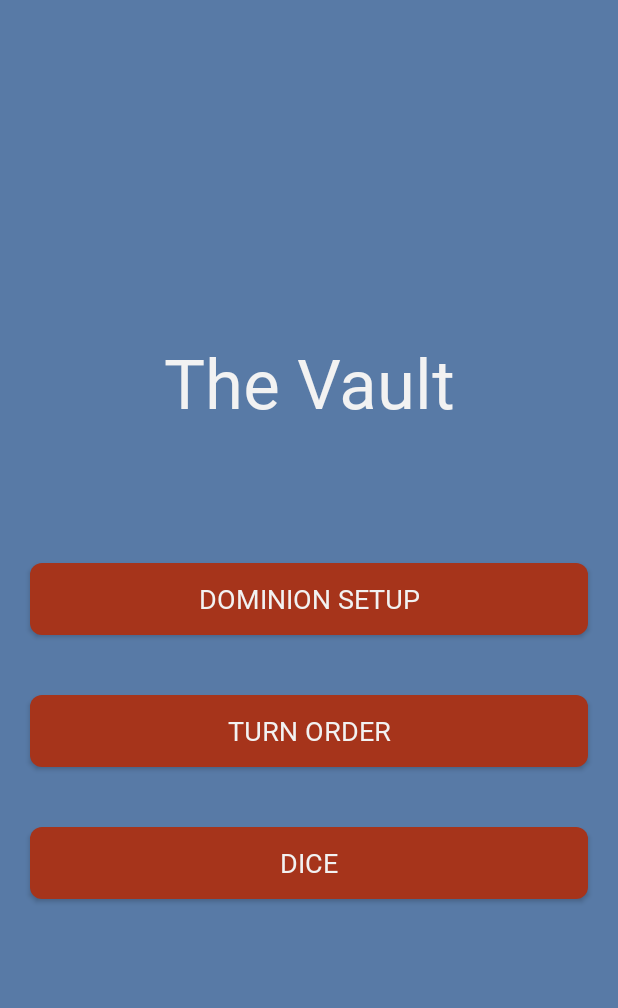
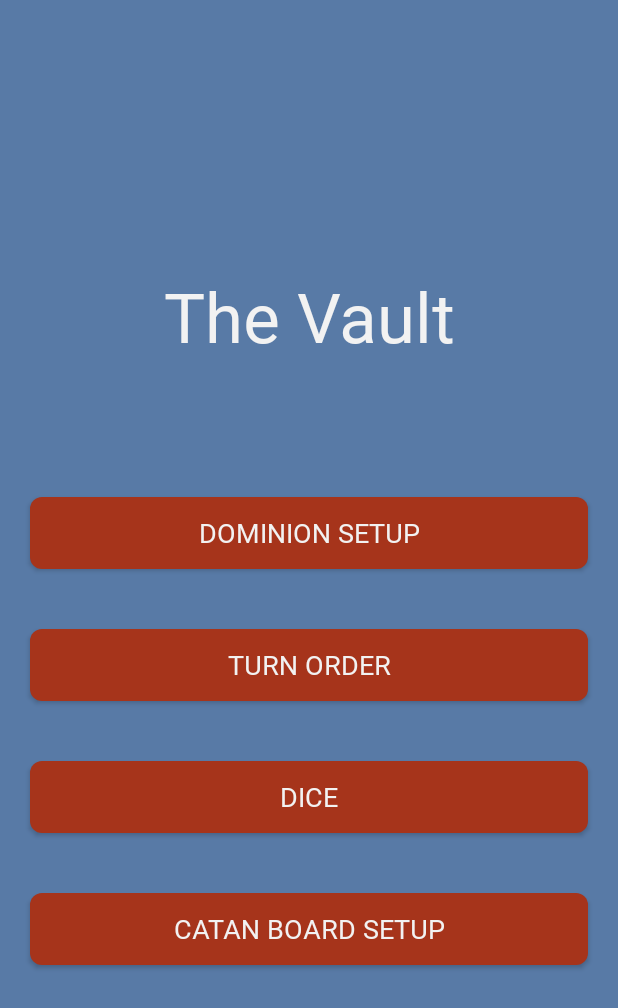
Before and after one commit to sethwbarton/the_vault, an Android app: the screen it shows after launch (MainActivity), on a phone screen of 412 x 824 dp. Shown: the top 1008 px of the screen. Run offline under Robolectric (Android 15) with nearby library versions, the phone set to English and light mode, and no system bars.

Commit message:
catan activity

```diff
--- a/app/src/main/AndroidManifest.xml
+++ b/app/src/main/AndroidManifest.xml
@@ -9,7 +9,8 @@
         android:roundIcon="@mipmap/ic_launcher_round"
         android:supportsRtl="true"
         android:theme="@style/AppTheme">
-        <activity android:name=".Activities.DiceActivity"></activity>
+        <activity android:name=".Activities.CatanBoardActivity"></activity>
+        <activity android:name=".Activities.DiceActivity" />
         <activity android:name=".Activities.Cards" />
         <activity android:name=".Activities.MainActivity">
             <intent-filter>
--- a/app/src/main/java/androidteam/cs340/the_vault/Activities/MainActivity.java
+++ b/app/src/main/java/androidteam/cs340/the_vault/Activities/MainActivity.java
@@ -15,6 +15,7 @@ public class MainActivity extends AppCompatActivity {
     private Button dominionButton;
     private Button turnOrderButton;
     private Button diceButton;
+    private Button catanBoardButton;
 
     @Override
     protected void onCreate(Bundle savedInstanceState) {
@@ -57,8 +58,17 @@ public class MainActivity extends AppCompatActivity {
         diceButton.setOnClickListener(new View.OnClickListener() {
             @Override
             public void onClick(View v) {
-                Intent turnOrderIntent = new Intent(getBaseContext(), DiceActivity.class);
-                startActivity(turnOrderIntent);
+                Intent diceIntent = new Intent(getBaseContext(), DiceActivity.class);
+                startActivity(diceIntent);
+            }
+        });
+
+        catanBoardButton = findViewById(R.id.catanBoardActivityButton);
+        catanBoardButton.setOnClickListener(new View.OnClickListener() {
+            @Override
+            public void onClick(View v) {
+                Intent catanBoardIntent = new Intent(getBaseContext(), CatanBoardActivity.class);
+                startActivity(catanBoardIntent);
             }
         });
     }
--- a/app/src/main/res/layout/activity_main.xml
+++ b/app/src/main/res/layout/activity_main.xml
@@ -57,4 +57,16 @@
         android:textColor="#F2F2F2"
         android:textSize="18sp" />
 
+    <Button
+        android:id="@+id/catanBoardActivityButton"
+        android:layout_width="match_parent"
+        android:layout_height="wrap_content"
+        android:layout_gravity="bottom"
+        android:layout_margin="20sp"
+        android:background="@drawable/btn_rounded"
+        android:fontFamily="@font/cinzel_decorative_black"
+        android:text="@string/catanBoardMainActivityButtonText"
+        android:textColor="#F2F2F2"
+        android:textSize="18sp" />
+
 </LinearLayout>
--- a/app/src/main/res/values/strings.xml
+++ b/app/src/main/res/values/strings.xml
@@ -3,6 +3,7 @@
     <string name="dominionMainActivityButtonText">Dominion Setup</string>
     <string name="turnOrderMainActivityButtonText">Turn Order</string>
     <string name="diceMainActivityButtonText">Dice</string>
+    <string name="catanBoardMainActivityButtonText">Catan Board Setup</string>
     <string-array name="dominionExpansionsStringArray">
         <item>Base Set</item>
         <item>Intrigue</item>
--- a/build.gradle
+++ b/build.gradle
@@ -7,7 +7,7 @@ buildscript {
 
     }
     dependencies {
-        classpath 'com.android.tools.build:gradle:3.6.0'
+        classpath 'com.android.tools.build:gradle:3.6.1'
 
         // NOTE: Do not place your application dependencies here; they belong
         // in the individual module build.gradle files
```
Also changed, not shown: app/src/main/java/androidteam/cs340/the_vault/Activities/CatanBoardActivity.java (added, +15 -0 lines), app/src/main/res/layout/activity_catan_board.xml (added, +14 -0 lines).
